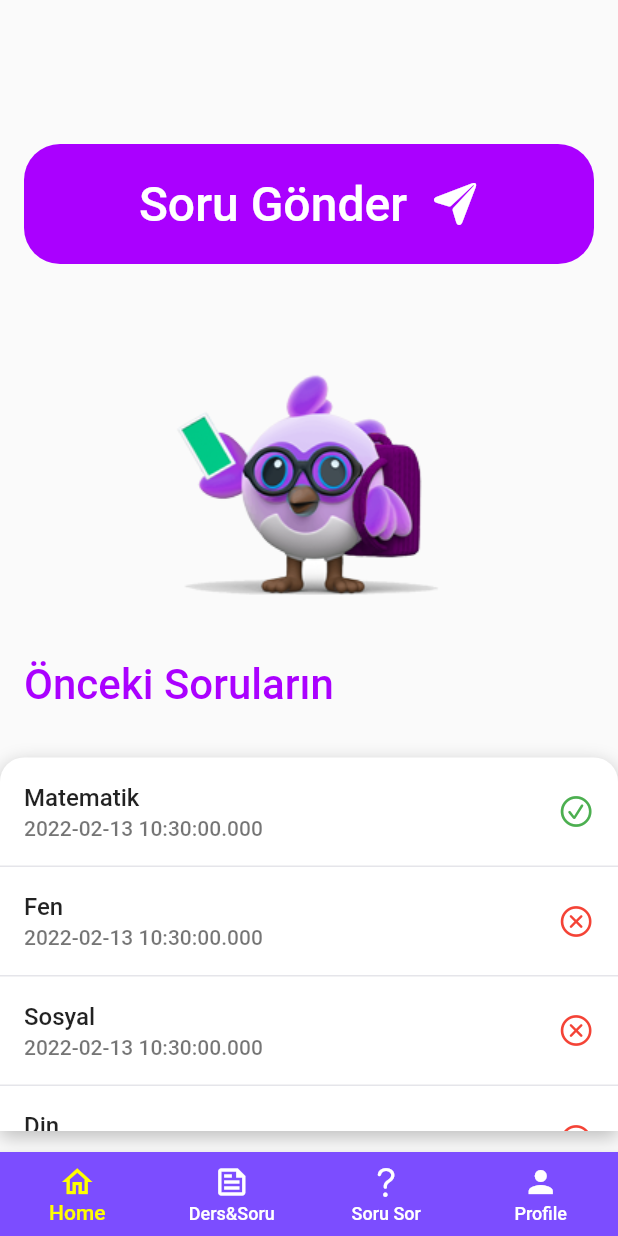
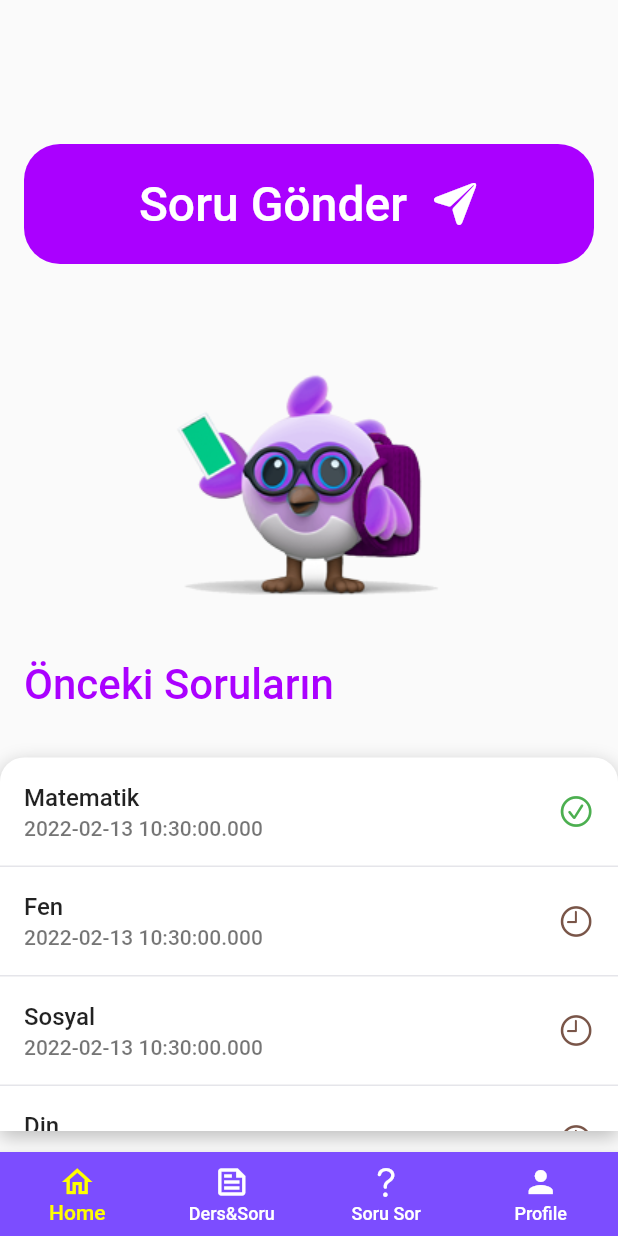
Before and after one commit to hasanaliozdemir/flutterHackhaton, a Flutter app: the QuestionsPage screen opened directly, on a phone screen of 412 x 824 dp. Run offline on Flutter 3.47's test engine with Material 2 defaults, Android fonts, the phone set to English and light mode, and no system bars; our stand-ins replace animated_text_kit, cloud_firestore, email_validator, firebase_auth, firebase_core, get and 4 more; accounts and stored records are empty.

Commit message:
icon change to clock

```diff
--- a/flutter_app/lib/view/questionsPage/questions_page.dart
+++ b/flutter_app/lib/view/questionsPage/questions_page.dart
@@ -109,7 +109,7 @@ class _QuestionsPageState extends State<QuestionsPage> {
                   child: ListTile(
                     title: Text(testQuestions[index].category),
                     subtitle: Text(testQuestions[index].date.toString()),
-                    trailing: (testQuestions[index].solved)? Icon(CupertinoIcons.check_mark_circled,color: Colors.green,) : Icon(CupertinoIcons.multiply_circle,color: Colors.red ,)
+                    trailing: (testQuestions[index].solved)? Icon(CupertinoIcons.check_mark_circled,color: Colors.green,) : Icon(CupertinoIcons.clock,color: Colors.brown ,)
                   ),
                 );
               },),
```
